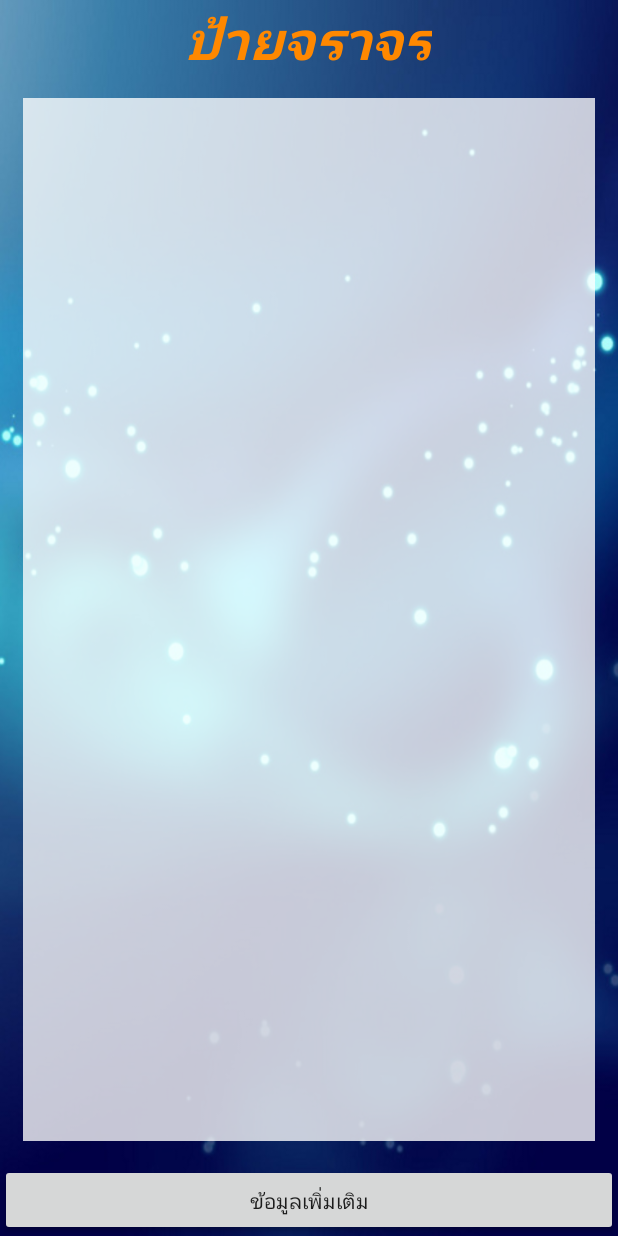
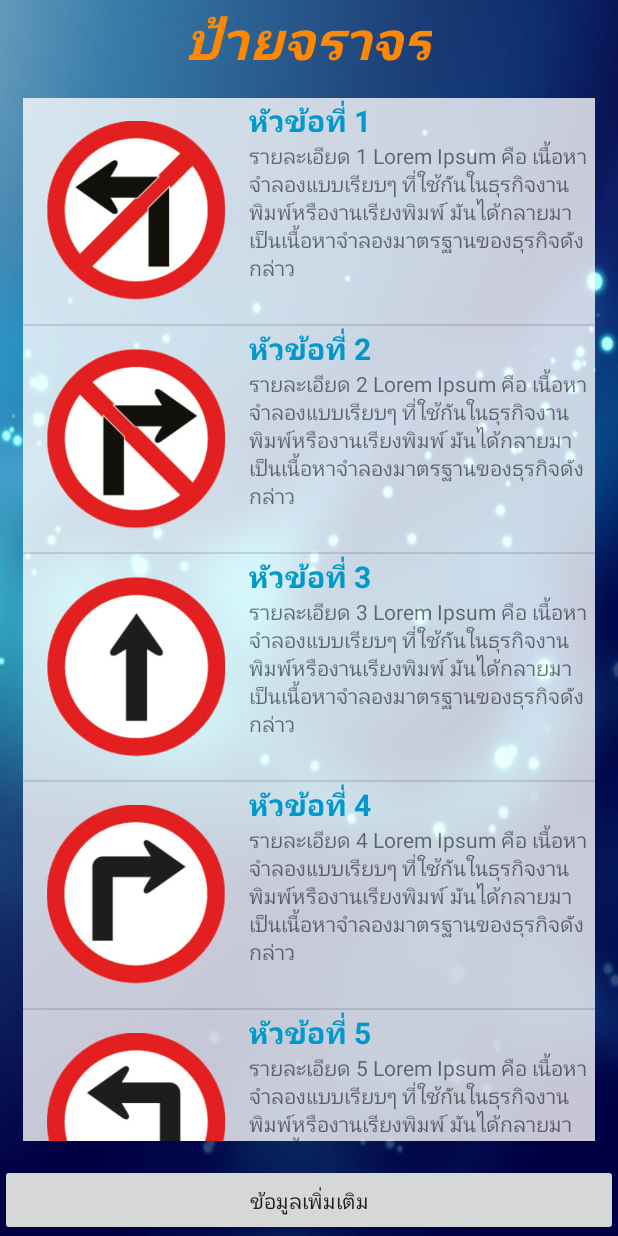
Before and after one commit to pichsinee/MyFirstApp, an Android app: the screen it shows after launch (MainActivity), on a phone screen of 412 x 824 dp. Run offline under Robolectric (Android 15) with nearby library versions, the phone set to English and light mode, and no system bars.

Commit message:
Show List View

```diff
--- a/app/src/main/java/comsci/alice/myfirstapp/MainActivity.java
+++ b/app/src/main/java/comsci/alice/myfirstapp/MainActivity.java
@@ -5,13 +5,39 @@ import android.net.Uri;
 import android.support.v7.app.AppCompatActivity;
 import android.os.Bundle;
 import android.view.View;
+import android.widget.ListView;
 
 public class MainActivity extends AppCompatActivity {
+
+    //Explicit
+    ListView listView;
+    private int[] ints = new int[]{R.drawable.traffic_01, R.drawable.traffic_02,
+            R.drawable.traffic_03, R.drawable.traffic_04, R.drawable.traffic_05,
+            R.drawable.traffic_06, R.drawable.traffic_07, R.drawable.traffic_08,
+            R.drawable.traffic_09, R.drawable.traffic_10, R.drawable.traffic_11,
+            R.drawable.traffic_12, R.drawable.traffic_13, R.drawable.traffic_14,
+            R.drawable.traffic_15, R.drawable.traffic_16, R.drawable.traffic_17,
+            R.drawable.traffic_18, R.drawable.traffic_19, R.drawable.traffic_20};
+
+    private String[] titleStrings, detailStrings;
 
     @Override
     protected void onCreate(Bundle savedInstanceState) {
         super.onCreate(savedInstanceState);
         setContentView(R.layout.activity_main);
+
+        //Initial View
+        listView = (ListView) findViewById(R.id.livTraffic);
+
+        //Get Value
+        titleStrings = getResources().getStringArray(R.array.title);
+        detailStrings = getResources().getStringArray(R.array.detail);
+
+        //Create ListView
+        MyAdapter myAdapter = new MyAdapter(MainActivity.this, ints, titleStrings, detailStrings);
+        listView.setAdapter(myAdapter);
+
+
     }   //Main Method onCreate
 
     public void onClickMoreInfo(View view) {
--- /dev/null
+++ b/app/src/main/java/comsci/alice/myfirstapp/MyAdapter.java
@@ -0,0 +1,63 @@
+package comsci.alice.myfirstapp;
+
+import android.content.Context;
+import android.view.LayoutInflater;
+import android.view.View;
+import android.view.ViewGroup;
+import android.widget.BaseAdapter;
+import android.widget.ImageView;
+import android.widget.TextView;
+
+/**
+ * Created by aom on 23/2/2560.
+ */
+//Activity นี้ ทำเพื่อ สร้าง Layout เสมือน
+
+public class MyAdapter extends BaseAdapter {
+
+    //Explicit
+    private Context context;
+    private int[] ints;
+    private String[] titleStrings, detailStrings;
+
+    public MyAdapter(Context context, int[] ints, String[] titleStrings, String[] detailStrings) {
+        this.context = context;
+        this.ints = ints;
+        this.titleStrings = titleStrings;
+        this.detailStrings = detailStrings;
+    }
+
+    @Override
+    public int getCount() {
+        return ints.length;
+    }
+
+    @Override
+    public Object getItem(int i) {
+        return null;
+    }
+
+    @Override
+    public long getItemId(int i) {
+        return 0;
+    }
+
+    @Override
+    public View getView(int i, View view, ViewGroup viewGroup) {
+
+        LayoutInflater layoutInflater = (LayoutInflater) context.getSystemService(Context.LAYOUT_INFLATER_SERVICE);
+        View view1 = layoutInflater.inflate(R.layout.my_listview, viewGroup, false);
+
+        //Initial View
+        ImageView imageView = (ImageView) view1.findViewById(R.id.imvIcon);
+        TextView titleTextView = (TextView) view1.findViewById(R.id.txtTitleLiv);
+        TextView detailTextView = (TextView) view1.findViewById(R.id.txtDetailLiv);
+
+        //Show View
+        imageView.setImageResource(ints[i]);
+        titleTextView.setText(titleStrings[i]);
+        detailTextView.setText(detailStrings[i]);
+
+        return view1;
+    }
+}   //Main Class
--- /dev/null
+++ b/app/src/main/res/values/my_content.xml
@@ -0,0 +1,52 @@
+<?xml version="1.0" encoding="utf-8"?>
+<resources>
+
+    <string-array name="title">
+        <item>หัวข้อที่ 1</item>
+        <item>หัวข้อที่ 2</item>
+        <item>หัวข้อที่ 3</item>
+        <item>หัวข้อที่ 4</item>
+        <item>หัวข้อที่ 5</item>
+        <item>หัวข้อที่ 6</item>
+        <item>หัวข้อที่ 7</item>
+        <item>หัวข้อที่ 8</item>
+        <item>หัวข้อที่ 9</item>
+        <item>หัวข้อที่ 10</item>
+        <item>หัวข้อที่ 11</item>
+        <item>หัวข้อที่ 12</item>
+        <item>หัวข้อที่ 13</item>
+        <item>หัวข้อที่ 14</item>
+        <item>หัวข้อที่ 15</item>
+        <item>หัวข้อที่ 16</item>
+        <item>หัวข้อที่ 17</item>
+        <item>หัวข้อที่ 18</item>
+        <item>หัวข้อที่ 19</item>
+        <item>หัวข้อที่ 20</item>
+
+    </string-array>
+
+    <string-array name="detail">
+        <item> รายละเอียด 1 Lorem Ipsum คือ เนื้อหาจำลองแบบเรียบๆ ที่ใช้กันในธุรกิจงานพิมพ์หรืองานเรียงพิมพ์ มันได้กลายมาเป็นเนื้อหาจำลองมาตรฐานของธุรกิจดังกล่าว</item>
+        <item> รายละเอียด 2 Lorem Ipsum คือ เนื้อหาจำลองแบบเรียบๆ ที่ใช้กันในธุรกิจงานพิมพ์หรืองานเรียงพิมพ์ มันได้กลายมาเป็นเนื้อหาจำลองมาตรฐานของธุรกิจดังกล่าว</item>
+        <item> รายละเอียด 3 Lorem Ipsum คือ เนื้อหาจำลองแบบเรียบๆ ที่ใช้กันในธุรกิจงานพิมพ์หรืองานเรียงพิมพ์ มันได้กลายมาเป็นเนื้อหาจำลองมาตรฐานของธุรกิจดังกล่าว</item>
+        <item> รายละเอียด 4 Lorem Ipsum คือ เนื้อหาจำลองแบบเรียบๆ ที่ใช้กันในธุรกิจงานพิมพ์หรืองานเรียงพิมพ์ มันได้กลายมาเป็นเนื้อหาจำลองมาตรฐานของธุรกิจดังกล่าว</item>
+        <item> รายละเอียด 5 Lorem Ipsum คือ เนื้อหาจำลองแบบเรียบๆ ที่ใช้กันในธุรกิจงานพิมพ์หรืองานเรียงพิมพ์ มันได้กลายมาเป็นเนื้อหาจำลองมาตรฐานของธุรกิจดังกล่าว</item>
+        <item> รายละเอียด 6 Lorem Ipsum คือ เนื้อหาจำลองแบบเรียบๆ ที่ใช้กันในธุรกิจงานพิมพ์หรืองานเรียงพิมพ์ มันได้กลายมาเป็นเนื้อหาจำลองมาตรฐานของธุรกิจดังกล่าว</item>
+        <item> รายละเอียด 7 Lorem Ipsum คือ เนื้อหาจำลองแบบเรียบๆ ที่ใช้กันในธุรกิจงานพิมพ์หรืองานเรียงพิมพ์ มันได้กลายมาเป็นเนื้อหาจำลองมาตรฐานของธุรกิจดังกล่าว</item>
+        <item> รายละเอียด 8 Lorem Ipsum คือ เนื้อหาจำลองแบบเรียบๆ ที่ใช้กันในธุรกิจงานพิมพ์หรืองานเรียงพิมพ์ มันได้กลายมาเป็นเนื้อหาจำลองมาตรฐานของธุรกิจดังกล่าว</item>
+        <item> รายละเอียด 9 Lorem Ipsum คือ เนื้อหาจำลองแบบเรียบๆ ที่ใช้กันในธุรกิจงานพิมพ์หรืองานเรียงพิมพ์ มันได้กลายมาเป็นเนื้อหาจำลองมาตรฐานของธุรกิจดังกล่าว</item>
+        <item> รายละเอียด 10 Lorem Ipsum คือ เนื้อหาจำลองแบบเรียบๆ ที่ใช้กันในธุรกิจงานพิมพ์หรืองานเรียงพิมพ์ มันได้กลายมาเป็นเนื้อหาจำลองมาตรฐานของธุรกิจดังกล่าว</item>
+        <item> รายละเอียด 11 Lorem Ipsum คือ เนื้อหาจำลองแบบเรียบๆ ที่ใช้กันในธุรกิจงานพิมพ์หรืองานเรียงพิมพ์ มันได้กลายมาเป็นเนื้อหาจำลองมาตรฐานของธุรกิจดังกล่าว</item>
+        <item> รายละเอียด 12 Lorem Ipsum คือ เนื้อหาจำลองแบบเรียบๆ ที่ใช้กันในธุรกิจงานพิมพ์หรืองานเรียงพิมพ์ มันได้กลายมาเป็นเนื้อหาจำลองมาตรฐานของธุรกิจดังกล่าว</item>
+        <item> รายละเอียด 13 Lorem Ipsum คือ เนื้อหาจำลองแบบเรียบๆ ที่ใช้กันในธุรกิจงานพิมพ์หรืองานเรียงพิมพ์ มันได้กลายมาเป็นเนื้อหาจำลองมาตรฐานของธุรกิจดังกล่าว</item>
+        <item> รายละเอียด 14 Lorem Ipsum คือ เนื้อหาจำลองแบบเรียบๆ ที่ใช้กันในธุรกิจงานพิมพ์หรืองานเรียงพิมพ์ มันได้กลายมาเป็นเนื้อหาจำลองมาตรฐานของธุรกิจดังกล่าว</item>
+        <item> รายละเอียด 15 Lorem Ipsum คือ เนื้อหาจำลองแบบเรียบๆ ที่ใช้กันในธุรกิจงานพิมพ์หรืองานเรียงพิมพ์ มันได้กลายมาเป็นเนื้อหาจำลองมาตรฐานของธุรกิจดังกล่าว</item>
+        <item> รายละเอียด 16 Lorem Ipsum คือ เนื้อหาจำลองแบบเรียบๆ ที่ใช้กันในธุรกิจงานพิมพ์หรืองานเรียงพิมพ์ มันได้กลายมาเป็นเนื้อหาจำลองมาตรฐานของธุรกิจดังกล่าว</item>
+        <item> รายละเอียด 17 Lorem Ipsum คือ เนื้อหาจำลองแบบเรียบๆ ที่ใช้กันในธุรกิจงานพิมพ์หรืองานเรียงพิมพ์ มันได้กลายมาเป็นเนื้อหาจำลองมาตรฐานของธุรกิจดังกล่าว</item>
+        <item> รายละเอียด 18 Lorem Ipsum คือ เนื้อหาจำลองแบบเรียบๆ ที่ใช้กันในธุรกิจงานพิมพ์หรืองานเรียงพิมพ์ มันได้กลายมาเป็นเนื้อหาจำลองมาตรฐานของธุรกิจดังกล่าว</item>
+        <item> รายละเอียด 19 Lorem Ipsum คือ เนื้อหาจำลองแบบเรียบๆ ที่ใช้กันในธุรกิจงานพิมพ์หรืองานเรียงพิมพ์ มันได้กลายมาเป็นเนื้อหาจำลองมาตรฐานของธุรกิจดังกล่าว</item>
+        <item> รายละเอียด 20 Lorem Ipsum คือ เนื้อหาจำลองแบบเรียบๆ ที่ใช้กันในธุรกิจงานพิมพ์หรืองานเรียงพิมพ์ มันได้กลายมาเป็นเนื้อหาจำลองมาตรฐานของธุรกิจดังกล่าว</item>
+
+    </string-array>
+
+</resources>
```
